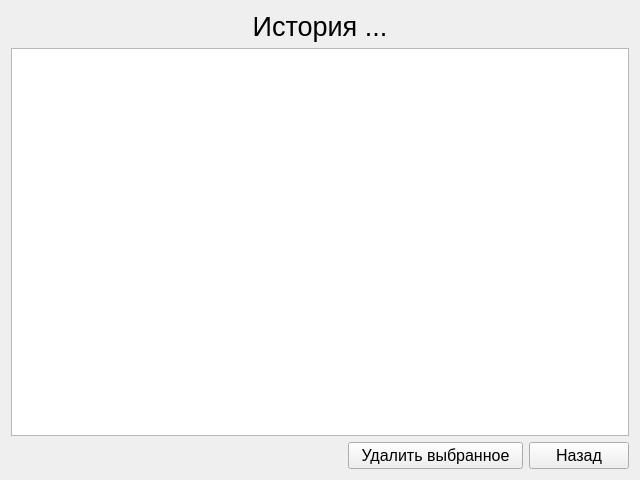
Before: the Qt Designer form history.ui in PlexILIghT/WhiskerBrowser, drawn with Qt 5.
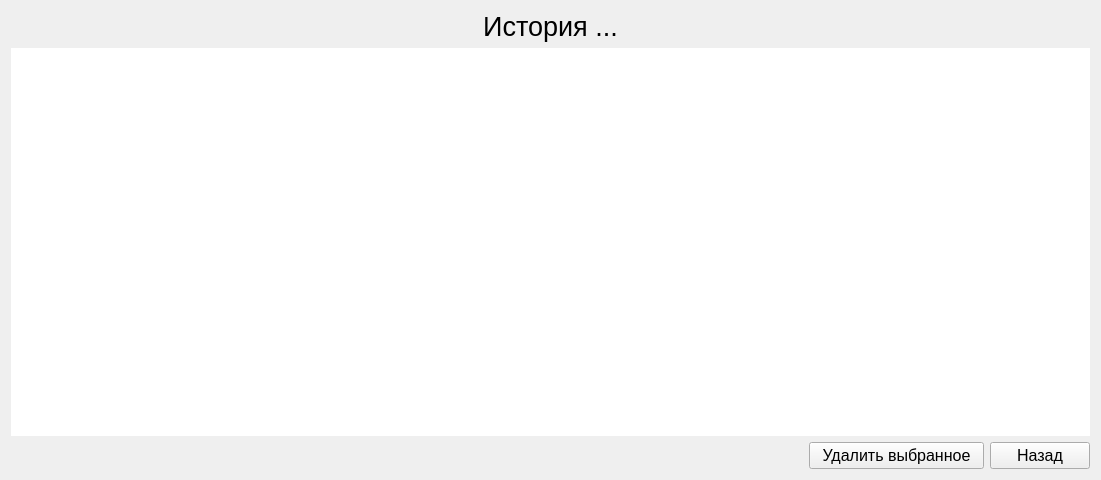
After: the same form once the commit is applied.

```diff
--- a/history.ui
+++ b/history.ui
@@ -6,7 +6,7 @@
    <rect>
     <x>0</x>
     <y>0</y>
-    <width>640</width>
+    <width>1101</width>
     <height>480</height>
    </rect>
   </property>
@@ -97,7 +97,31 @@
       </widget>
      </item>
      <item row="1" column="0">
-      <widget class="QTableWidget" name="historyTable"/>
+      <widget class="QTableWidget" name="historyTable">
+       <property name="font">
+        <font>
+         <pointsize>12</pointsize>
+        </font>
+       </property>
+       <property name="frameShape">
+        <enum>QFrame::NoFrame</enum>
+       </property>
+       <property name="frameShadow">
+        <enum>QFrame::Sunken</enum>
+       </property>
+       <property name="editTriggers">
+        <set>QAbstractItemView::AnyKeyPressed|QAbstractItemView::DoubleClicked|QAbstractItemView::EditKeyPressed</set>
+       </property>
+       <property name="alternatingRowColors">
+        <bool>false</bool>
+       </property>
+       <property name="wordWrap">
+        <bool>true</bool>
+       </property>
+       <property name="cornerButtonEnabled">
+        <bool>true</bool>
+       </property>
+      </widget>
      </item>
     </layout>
    </item>
```
